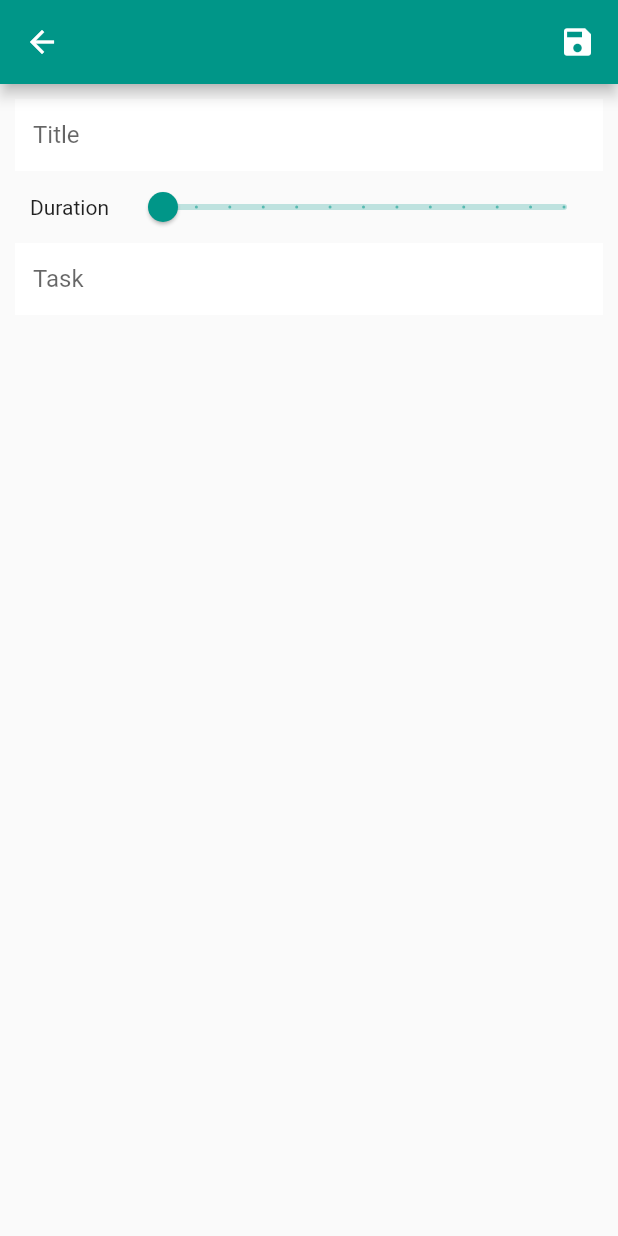
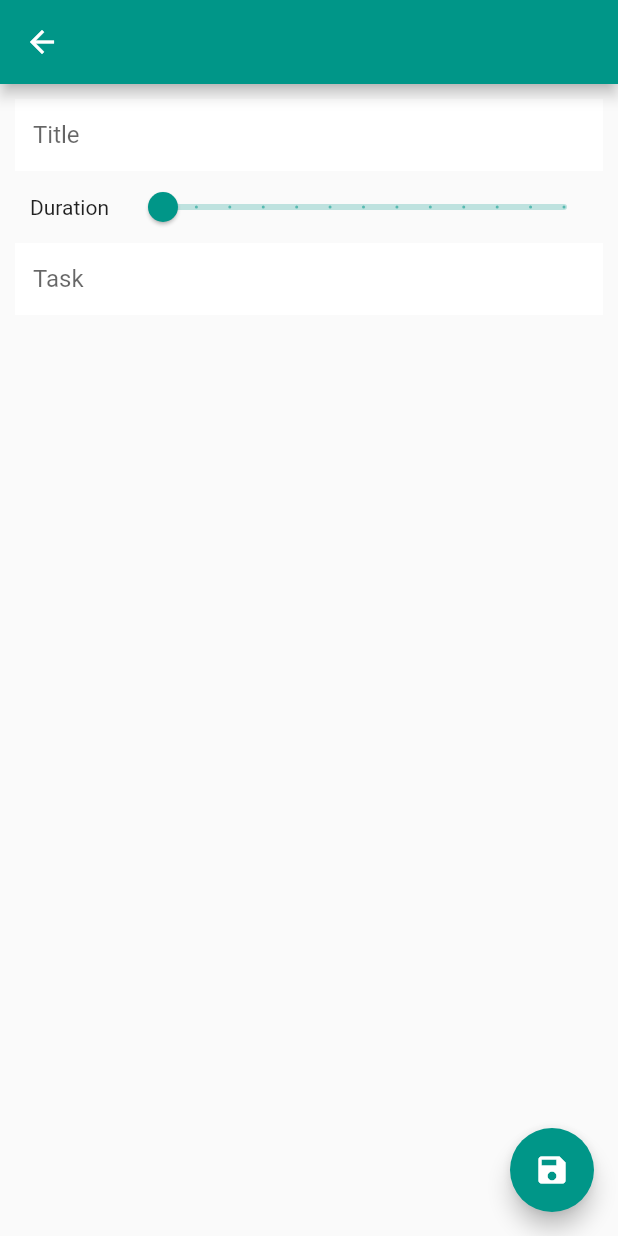
Before and after one commit to Harishwarrior/time_manager, a Flutter app: the screen it shows after launch, after a tap on the "add" icon, on a phone screen of 412 x 824 dp. Run offline on Flutter 3.47's test engine with Material 2 defaults, Android fonts, the light colour scheme and no system bars; our stand-ins replace bloc, equatable, hive, hive_flutter, percent_indicator; accounts and stored records are empty; generated files the repository leaves out were written again.

Commit message:
fixed hive init and added snackbar

```diff
--- a/lib/main.dart
+++ b/lib/main.dart
@@ -1,12 +1,24 @@
 import 'package:flutter/material.dart';
+import 'package:hive/hive.dart';
+import 'package:path_provider/path_provider.dart';
+import 'package:time_manager/models/task.dart';
 import 'package:time_manager/screens/home_view.dart';
 
-void main() {
+void main() async {
+  WidgetsFlutterBinding.ensureInitialized();
+  final documentDirectory = await getApplicationDocumentsDirectory();
+  Hive.init(documentDirectory.path);
+  Hive.registerAdapter(TaskAdapter());
   runApp(MyApp());
 }
 
-class MyApp extends StatelessWidget {
+class MyApp extends StatefulWidget {
   // This widget is the root of your application.
+  @override
+  _MyAppState createState() => _MyAppState();
+}
+
+class _MyAppState extends State<MyApp> {
   @override
   Widget build(BuildContext context) {
     return MaterialApp(
@@ -14,7 +26,27 @@ class MyApp extends StatelessWidget {
       theme: ThemeData(
         primarySwatch: Colors.teal,
       ),
-      home: HomeScreen(),
+      home: FutureBuilder(
+        future: Hive.openBox('tasks'),
+        builder: (context, snapshot) {
+          if (snapshot.connectionState == ConnectionState.done) {
+            if (snapshot.hasError)
+              return Text(snapshot.error.toString());
+            else
+              return HomeScreen();
+          }
+          // Although opening a Box takes a very short time,
+          // we still need to return something before the Future completes.
+          else
+            return Scaffold();
+        },
+      ),
     );
   }
+
+  @override
+  void dispose() {
+    Hive.close();
+    super.dispose();
+  }
 }
--- a/lib/models/task.dart
+++ b/lib/models/task.dart
@@ -1,16 +1,14 @@
-import 'package:equatable/equatable.dart';
+import 'package:hive/hive.dart';
+part 'task.g.dart';
 
-class Task extends Equatable {
-  final String taskName;
-  final String taskDuration;
-  final bool taskCompleted;
+@HiveType(typeId: 0)
+class Task {
+  @HiveField(0)
+  final String taskTitle;
+  @HiveField(1)
+  final String taskDescription;
+  @HiveField(2)
+  final double taskDuration;
 
-  Task(this.taskName, this.taskDuration, this.taskCompleted);
-
-  @override
-  List<Object> get props => [
-        taskName,
-        taskDuration,
-        taskCompleted,
-      ];
+  Task(this.taskTitle, this.taskDuration, this.taskDescription);
 }
--- a/lib/screens/add_task_view.dart
+++ b/lib/screens/add_task_view.dart
@@ -1,5 +1,6 @@
 import 'package:flutter/material.dart';
-import 'package:time_manager/utils/media_query.dart';
+import 'package:hive/hive.dart';
+import 'package:time_manager/models/task.dart';
 
 class AddTask extends StatefulWidget {
   @override
@@ -7,19 +8,33 @@ class AddTask extends StatefulWidget {
 }
 
 class _AddTaskState extends State<AddTask> {
-  double _currentSliderValue = 0;
+  final _formKey = GlobalKey<FormState>();
+  String _title;
+  String _description;
+  double _duration = 0;
+
+  void addTask(Task task) {
+    final tasksBox = Hive.box('tasks');
+    tasksBox.add(task);
+  }
+
   @override
   Widget build(BuildContext context) {
     return Scaffold(
-      appBar: AppBar(
-        actions: [
-          Padding(
-            padding: const EdgeInsets.all(15.0),
+      floatingActionButton: FloatingActionButton(
+        onPressed: () {
+          _formKey.currentState.save();
+          final newTask = Task(_title, _duration, _description);
+          addTask(newTask);
+          ScaffoldMessenger.of(context)
+              .showSnackBar(SnackBar(content: Text('Saved')));
+        },
         child: Icon(Icons.save),
-          )
-        ],
       ),
-      body: Container(
+      appBar: AppBar(),
+      body: Form(
+        key: _formKey,
+        child: Container(
           margin: EdgeInsets.all(10.0),
           child: Column(
             mainAxisAlignment: MainAxisAlignment.start,
@@ -32,6 +47,7 @@ class _AddTaskState extends State<AddTask> {
                     fillColor: Colors.white,
                     border: InputBorder.none,
                   ),
+                  onSaved: (value) => _title = value,
                 ),
               ),
               Row(
@@ -45,14 +61,14 @@ class _AddTaskState extends State<AddTask> {
                   ),
                   Expanded(
                     child: Slider(
-                    value: _currentSliderValue,
+                      value: _duration,
                       min: 0,
                       max: 12,
                       divisions: 12,
-                    label: '${_currentSliderValue.round().toString() + ' hrs'}',
+                      label: '${_duration.toString() + ' hrs'}',
                       onChanged: (double value) {
                         setState(() {
-                        _currentSliderValue = value;
+                          _duration = value;
                         });
                       },
                     ),
@@ -74,6 +90,7 @@ class _AddTaskState extends State<AddTask> {
             ],
           ),
         ),
+      ),
     );
   }
 }
--- a/lib/screens/home_view.dart
+++ b/lib/screens/home_view.dart
@@ -1,5 +1,8 @@
 import 'package:flutter/material.dart';
+import 'package:hive/hive.dart';
+import 'package:hive_flutter/hive_flutter.dart';
 import 'package:percent_indicator/linear_percent_indicator.dart';
+import 'package:time_manager/models/task.dart';
 import 'package:time_manager/screens/add_task_view.dart';
 import 'package:time_manager/utils/media_query.dart';
 
@@ -27,18 +30,23 @@ class _HomeScreenState extends State<HomeScreen> {
         },
         child: Icon(Icons.add),
       ),
-        body: Container(
-          child: ListView.builder(
-            itemCount: 100,
+      body: ValueListenableBuilder(
+        valueListenable: Hive.box('tasks').listenable(),
+        builder: (BuildContext context, taskBox, Widget child) {
+          return ListView.builder(
+            itemCount: taskBox.length,
             itemBuilder: (BuildContext context, int index) {
-              return CardView(context, index);
+              final task = taskBox.getAt(index) as Task;
+              return CardView(context, index, task);
+            },
+          );
         },
       ),
-        ));
+    );
   }
 }
 
-Widget CardView(BuildContext context, int index) {
+Widget CardView(BuildContext context, int index, Task task) {
   return Card(
     child: Container(
       margin: EdgeInsets.all(8.0),
@@ -47,11 +55,11 @@ Widget CardView(BuildContext context, int index) {
         mainAxisAlignment: MainAxisAlignment.spaceBetween,
         crossAxisAlignment: CrossAxisAlignment.start,
         children: [
-          Text('Task ${index + 1}'),
+          Text(task.taskTitle),
           Expanded(
             child: LinearPercentIndicator(
               lineHeight: displayHeight(context) * 0.02,
-              percent: 0.2,
+              percent: task.taskDuration.toDouble() / 12,
               progressColor: Colors.teal,
             ),
           ),
```
Also changed, not shown: pubspec.yaml (+7 -1 lines), lib/models/task.g.dart (added), pubspec.lock. Lines whose indentation alone changed are shown as unchanged.
